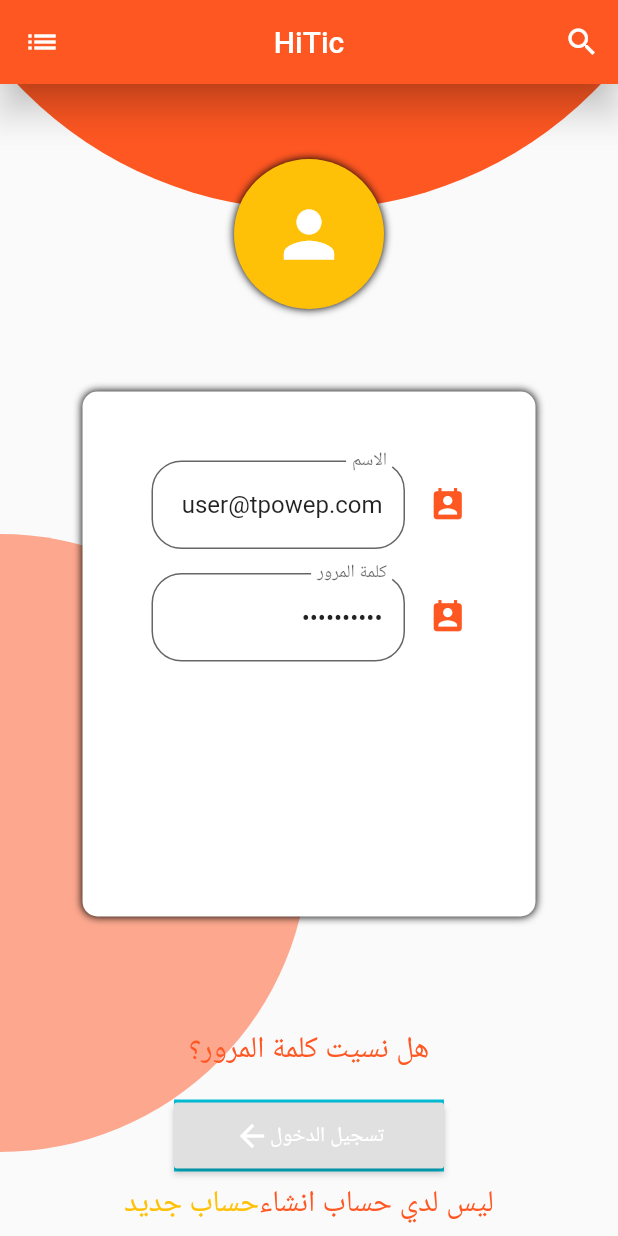
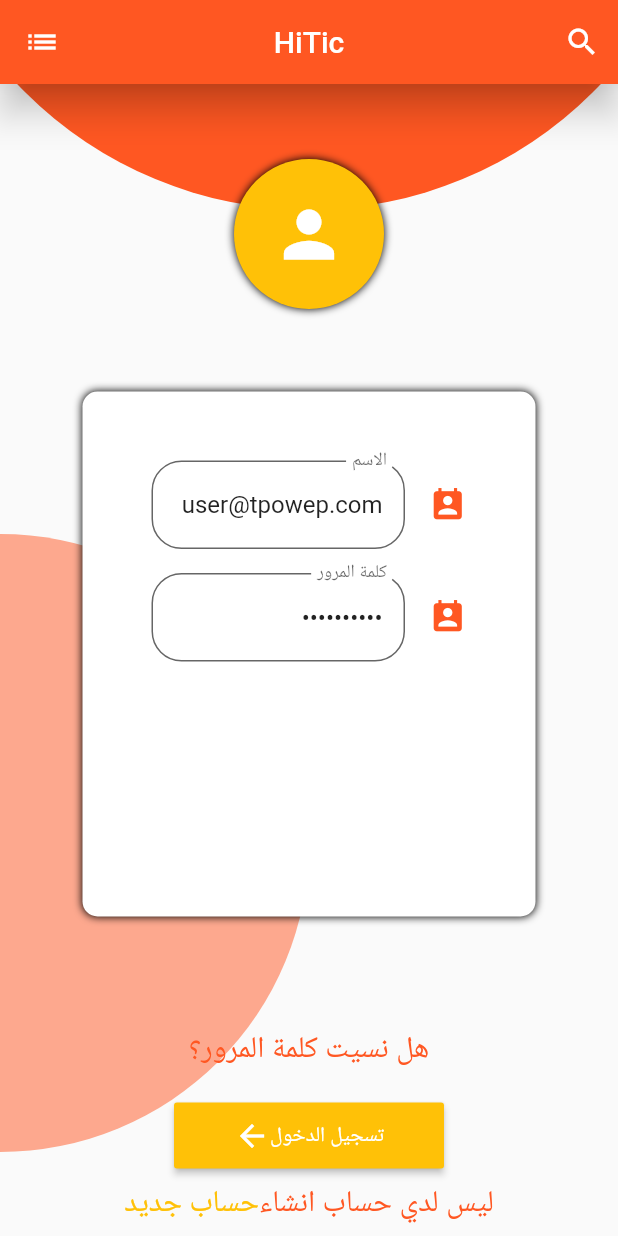
Before and after one commit to mohammedalmasro180/mhdmsrimarket, a Flutter app: the loginui screen opened directly, scrolled down 177 dp, on a phone screen of 412 x 824 dp. Run offline on Flutter 3.47's test engine with Material 2 defaults, Android fonts, the phone set to English and light mode, and no system bars; our stand-ins replace carousel_pro, shared_preferences; accounts and stored records are empty; key blocks and very long unbroken strings in the code were emptied for the run.

Commit message:
mhd18521

```diff
--- a/lib/Page/loginpage.dart
+++ b/lib/Page/loginpage.dart
@@ -267,11 +267,12 @@ class _loginuiState extends State<loginui> {
                                 child: Text("هل نسيت كلمة المرور؟",style: TextStyle(fontSize: 20,color: sh),)
                             ),
                             Container(
-                                color: Colors.cyan,
+
 
 
                                 margin: EdgeInsets.only(top: 20),
                                 child:RaisedButton(
+                                  color: rowto,
                                   padding: EdgeInsets.symmetric(vertical: 10,horizontal: 40),
                                   onPressed:() {
                                     signup();
@@ -320,7 +321,54 @@ class _loginuiState extends State<loginui> {
 
                                 ],
                               ),
-                            )
+
+                            ),
+                              Padding(
+                                padding: const EdgeInsets.only(left: 50,right: 50),
+                                child: Row(
+                                  children: [
+
+                                    Padding(
+                                      padding: const EdgeInsets.all(8.0),
+                                      child: Expanded(child:
+                                      RaisedButton(
+                                        color:rowone,
+                                        onPressed: () {  },
+                                        child: Row(
+
+                                          children: [
+                                            Padding(
+                                              padding: const EdgeInsets.all(8.0),
+                                              child: Image.asset("img/g.png",width: 25,height: 25,),
+                                            ),
+                                            Text("تسجيل الدخول مع جوجل")
+                                          ],
+                                        ),
+                                      )),
+                                    ),
+                                    Padding(
+                                      padding: const EdgeInsets.all(8.0),
+                                      child: Expanded(child:
+                                      RaisedButton(
+                                        color:sh,
+                                        onPressed: () {  },
+                                        child: Row(
+
+                                          children: [
+                                            Padding(
+                                              padding: const EdgeInsets.all(8.0),
+                                              child: Image.asset("img/f.png",width: 25,height: 25,),
+                                            ),
+                                            Text("تسجيل الدخول مع فيسبوك")
+                                          ],
+                                        ),
+                                      )),
+                                    ),
+
+                                  ],
+                                ),
+                              ),
+
 
                           ],
                         ),
--- a/lib/main.dart
+++ b/lib/main.dart
@@ -6,7 +6,9 @@ import 'package:mobithice/Page/Catogery.dart';
 import 'package:mobithice/Page/Details.dart';
 import 'package:mobithice/Page/HomeScreen.dart';
 import 'package:mobithice/Page/Login.dart';
+import 'package:mobithice/Page/commet.dart';
 import 'package:mobithice/Page/loginpage.dart';
+import 'package:mobithice/Page/posts.dart';
 import 'package:mobithice/Page/shered.dart';
 import 'package:mobithice/Page/signup.dart';
 import 'package:mobithice/Page/test.dart';
@@ -29,7 +31,7 @@ class _MyAppState extends State<MyApp> {
   Widget build(BuildContext context) {
     return MaterialApp(
       title: 'HiTic',
-      home: loginui()
+      home: comment()
 
     );
   }
```
Also changed, not shown: lib/Page/commet.dart (added, +55 -0 lines), lib/Page/posts.dart (added, +172 -0 lines), lib/Widget/drawer.dart (+36 -1 lines), img/f.png (added), img/g.png (added), 1 other file.
